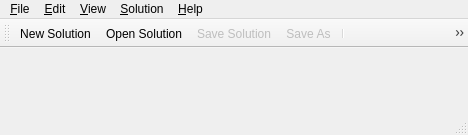
The window that MainWindow.ui (fritzone/ddm) describes before a commit, drawn with Qt 5.
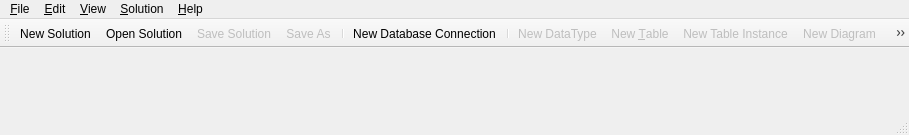
The same window after the commit. Icons and pictures are not drawn.

```diff
--- a/MainWindow.ui
+++ b/MainWindow.ui
@@ -9,7 +9,7 @@
    <rect>
     <x>0</x>
     <y>0</y>
-    <width>468</width>
+    <width>909</width>
     <height>135</height>
    </rect>
   </property>
@@ -41,7 +41,7 @@
     <rect>
      <x>0</x>
      <y>0</y>
-     <width>468</width>
+     <width>909</width>
      <height>25</height>
     </rect>
    </property>
```
